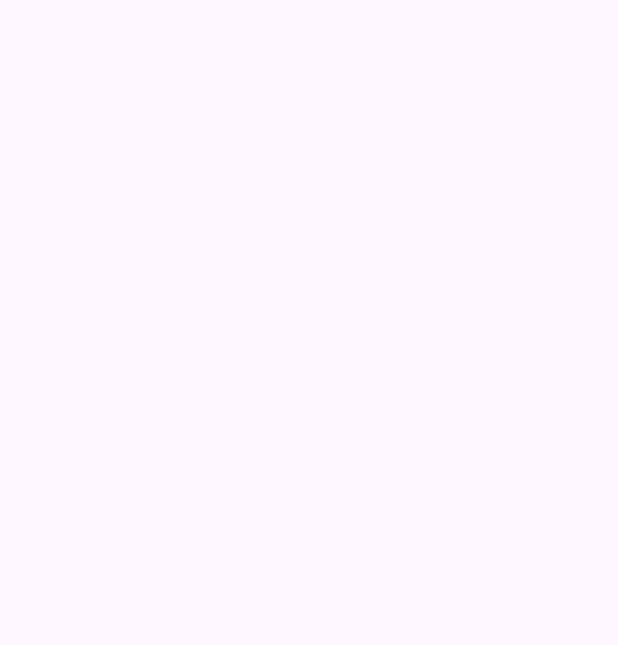
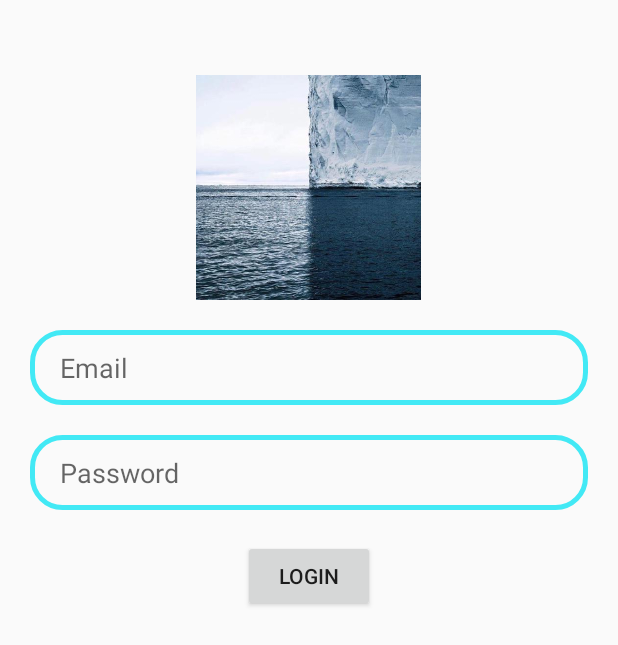
Before and after one commit to tkDev0101/repo-Chat-App-Kotlin, an Android app: the Login screen opened directly, with no data from a screen before it, on a phone screen of 412 x 824 dp. Before the commit the part shown is empty. Shown: the top 645 px of the screen. Run offline under Robolectric (Android 15) with nearby library versions, the phone set to English and light mode, and no system bars.

Commit message:
Design of Login Screen

```diff
--- /dev/null
+++ b/app/src/main/res/drawable/edt_background.xml
@@ -0,0 +1,6 @@
+<?xml version="1.0" encoding="utf-8"?>
+<shape xmlns:android="http://schemas.android.com/apk/res/android">
+<corners android:radius="20dp"/>
+    <stroke android:color="@color/blue"
+        android:width="3dp"/>
+</shape>
--- a/app/src/main/res/layout/activity_login.xml
+++ b/app/src/main/res/layout/activity_login.xml
@@ -1,9 +1,52 @@
 <?xml version="1.0" encoding="utf-8"?>
-<androidx.constraintlayout.widget.ConstraintLayout xmlns:android="http://schemas.android.com/apk/res/android"
+<RelativeLayout
+    xmlns:android="http://schemas.android.com/apk/res/android"
     xmlns:app="http://schemas.android.com/apk/res-auto"
     xmlns:tools="http://schemas.android.com/tools"
     android:layout_width="match_parent"
     android:layout_height="match_parent"
     tools:context=".Login">
 
-</androidx.constraintlayout.widget.ConstraintLayout>
+    <ImageView
+        android:id="@+id/app_Logo"
+        android:layout_width="150dp"
+        android:layout_height="150dp"
+        app:srcCompat="@drawable/tkprofilepic"
+        android:layout_centerHorizontal="true"
+        android:layout_marginTop="50dp" />
+
+    <EditText
+        android:id="@+id/ed_email"
+        android:layout_width="match_parent"
+        android:layout_height="50dp"
+        android:layout_below="@id/app_Logo"
+        android:layout_marginTop="20dp"
+        android:paddingLeft="20dp"
+        android:hint="Email"
+        android:background="@drawable/edt_background"
+        android:layout_marginLeft="20dp"
+        android:layout_marginRight="20dp"/>
+
+    <EditText
+        android:id="@+id/ed_password"
+        android:layout_width="match_parent"
+        android:layout_height="50dp"
+        android:layout_below="@id/ed_email"
+        android:layout_marginTop="20dp"
+        android:paddingLeft="20dp"
+        android:hint="Password"
+        android:background="@drawable/edt_background"
+        android:layout_marginLeft="20dp"
+        android:layout_marginRight="20dp"/>
+
+    <Button
+        android:id="@+id/btn_login"
+        android:layout_width="wrap_content"
+        android:layout_height="wrap_content"
+        android:layout_below="@id/ed_password"
+        android:layout_centerHorizontal="true"
+        android:layout_marginTop="20dp"
+        android:text="LOGIN" />
+
+
+</RelativeLayout>
--- a/app/src/main/res/values/colors.xml
+++ b/app/src/main/res/values/colors.xml
@@ -2,4 +2,6 @@
 <resources>
     <color name="black">#FF000000</color>
     <color name="white">#FFFFFFFF</color>
+    <color name="green">#42f54b</color>
+    <color name="blue">#42e9f5</color>
 </resources>
--- a/app/src/main/res/values/themes.xml
+++ b/app/src/main/res/values/themes.xml
@@ -1,6 +1,6 @@
 <resources xmlns:tools="http://schemas.android.com/tools">
     <!-- Base application theme. -->
-    <style name="Base.Theme.AppChatApp" parent="Theme.Material3.DayNight.NoActionBar">
+    <style name="Base.Theme.AppChatApp" parent="Theme.AppCompat.Light.NoActionBar">
         <!-- Customize your light theme here. -->
         <!-- <item name="colorPrimary">@color/my_light_primary</item> -->
     </style>
```
Also changed, not shown: app/src/main/res/drawable/sendiconpng.png (added), app/src/main/res/drawable/tkprofilepic.jpeg (added).
